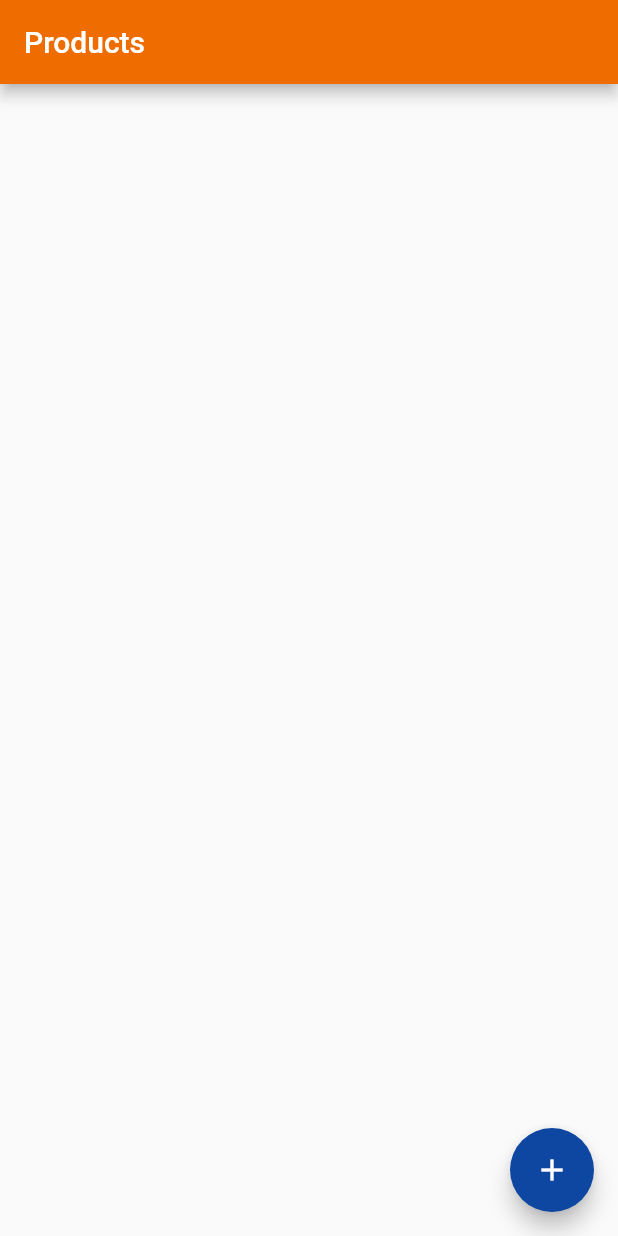
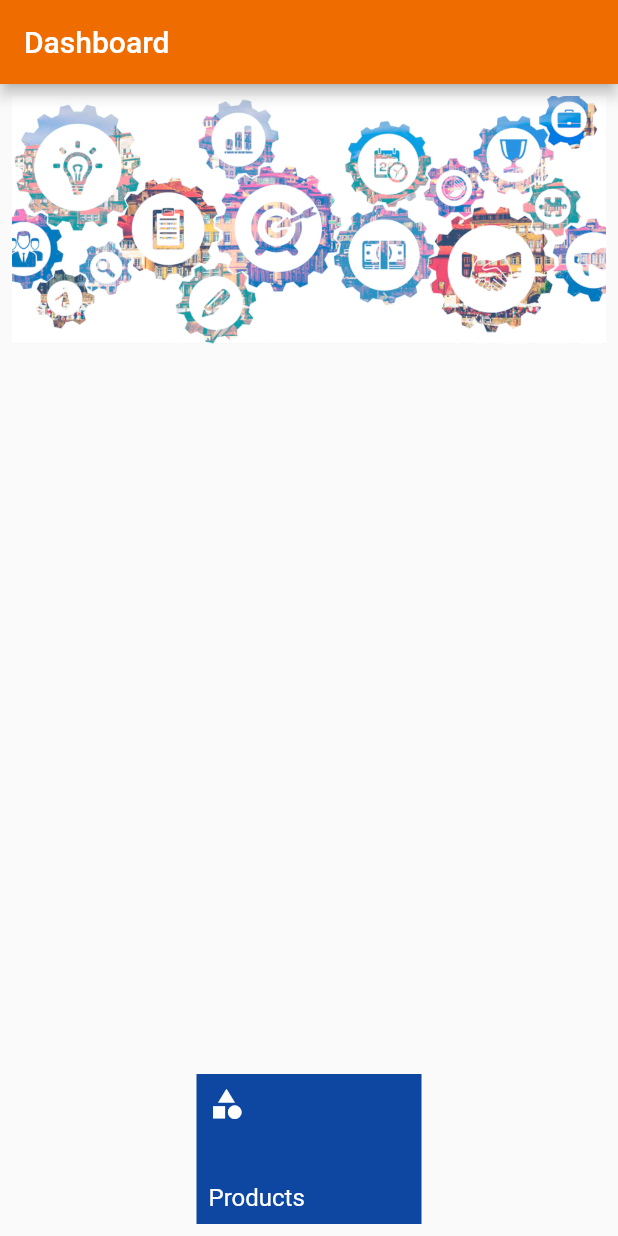
Before and after one commit to diegolirio/flutter_app, a Flutter app: the screen it shows after launch, on a phone screen of 412 x 824 dp. Run offline on Flutter 3.47's test engine with Material 2 defaults, Android fonts, the phone set to English and light mode, and no system bars.

Commit message:
Created a dashboard

```diff
--- /dev/null
+++ b/lib/commons/screens/dashboard.dart
@@ -0,0 +1,36 @@
+import 'package:flutter/material.dart';
+
+class Dashboard extends StatelessWidget {
+
+  @override
+  Widget build(BuildContext context) {
+    return Scaffold(
+      appBar: AppBar(title: Text("Dashboard")),
+      body: Column(
+        mainAxisAlignment: MainAxisAlignment.spaceBetween,
+        children: <Widget>[
+            Padding(
+              padding: const EdgeInsets.all(8.0),
+              child: Image.asset('images/servicos.jpg'), //Image.network('https://www.sepsancho.com/wp-content/uploads/servi%C3%A7os.jpg'),
+            ),
+            Padding(
+              padding: const EdgeInsets.all(8.0),
+              child: Container(
+                  padding: const EdgeInsets.all(8.0),
+                  height: 100,
+                  width: 150,
+                  color: Theme.of(context).accentColor,
+                  child: Column(
+                    mainAxisAlignment: MainAxisAlignment.spaceBetween,
+                    crossAxisAlignment: CrossAxisAlignment.start,
+                    children: <Widget>[
+                      Icon(Icons.category, color: Colors.white, size: 24),
+                      Text('Products', style: TextStyle(color: Colors.white, fontSize: 16),),
+                  ])
+              ),
+            ),
+        ]
+      ),
+    );
+  }
+}
--- a/lib/main.dart
+++ b/lib/main.dart
@@ -1,5 +1,5 @@
 import 'package:flutter/material.dart';
-import 'package:flutter_app/product/screens/list.dart';
+import 'package:flutter_app/commons/screens/dashboard.dart';
 
 void main() => runApp(ProductApp());
 
@@ -16,6 +16,6 @@ class ProductApp extends StatelessWidget {
             textTheme: ButtonTextTheme.primary,
           ),
         ),
-        home: Scaffold(body: ProductList()));
+        home: Scaffold(body: Dashboard()));
   }
 }
--- a/lib/product/screens/form.dart
+++ b/lib/product/screens/form.dart
@@ -1,6 +1,6 @@
 import 'package:flutter/cupertino.dart';
 import 'package:flutter/material.dart';
-import 'package:flutter_app/components/edit.dart';
+import 'package:flutter_app/commons/components/edit.dart';
 import 'package:flutter_app/product/models/product.dart';
 
 class ProductForm extends StatefulWidget {
--- a/pubspec.yaml
+++ b/pubspec.yaml
@@ -41,9 +41,8 @@ flutter:
   uses-material-design: true
 
   # To add assets to your application, add an assets section, like this:
-  # assets:
-  #  - images/a_dot_burr.jpeg
-  #  - images/a_dot_ham.jpeg
+  assets:
+    - images/servicos.jpg
 
   # An image asset can refer to one or more resolution-specific "variants", see
   # https://flutter.dev/assets-and-images/#resolution-aware.
```
Also changed, not shown: images/servicos.jpg (added), lib/commons/components/edit.dart (renamed from lib/components/edit.dart).
